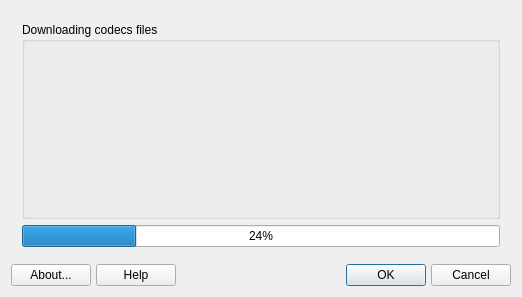
The window that mxcodecs.ui (AdrianTM/mx-codecs) describes before a commit, drawn with Qt 5.
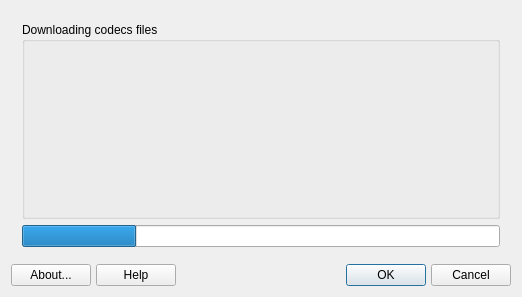
The same window after the commit. The open tabs and pages were chosen to show the change. Icons and pictures are not drawn.

Diff of the .ui file:
```diff
--- a/mxcodecs.ui
+++ b/mxcodecs.ui
@@ -70,6 +70,9 @@
          <property name="value">
           <number>24</number>
          </property>
+         <property name="textVisible">
+          <bool>false</bool>
+         </property>
         </widget>
        </item>
       </layout>
```
Left out of the diff: 2 changed lines with no effect on the pictures.
